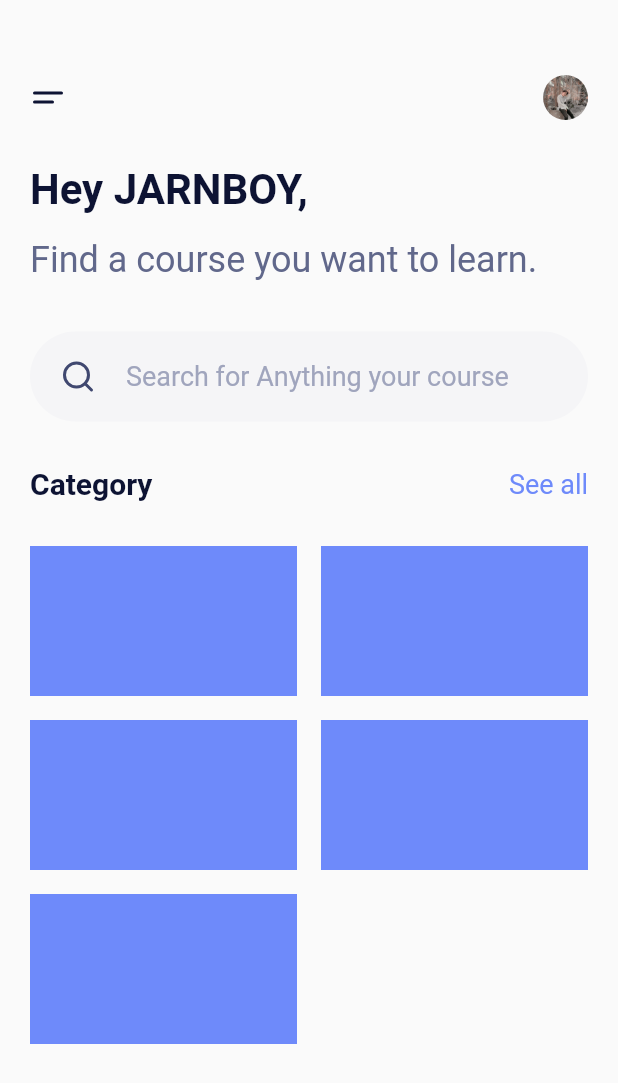
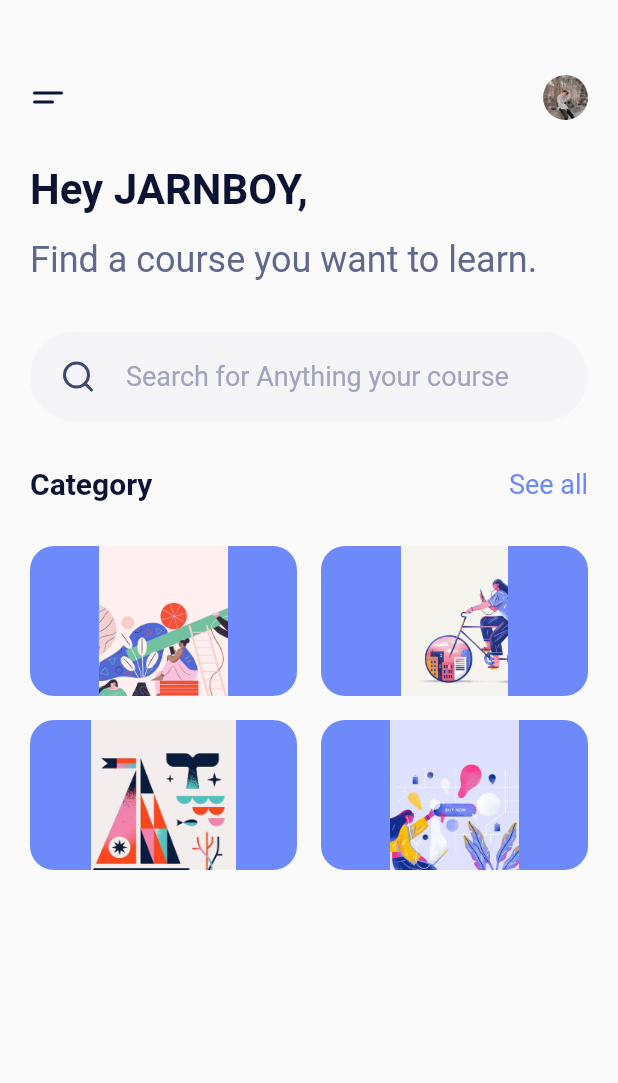
Before and after one commit to JARNBOY/CourseOnlineApp_flutter, a Flutter app: the screen it shows after launch, on a phone screen of 412 x 824 dp. Shown: the top 1083 px of the screen. Run offline on Flutter 3.47's test engine with Material 2 defaults, Android fonts, the phone set to English and light mode, and no system bars; our stand-ins replace flutter_svg.

```diff
--- a/couseonlineapp_flutter/lib/main.dart
+++ b/couseonlineapp_flutter/lib/main.dart
@@ -1,4 +1,5 @@
 import 'package:couseonlineapp_flutter/constants.dart';
+import 'package:couseonlineapp_flutter/model/category.dart';
 import 'package:flutter/material.dart';
 import 'package:flutter_svg/flutter_svg.dart';
 import 'package:flutter_staggered_grid_view/flutter_staggered_grid_view.dart';
@@ -78,13 +79,17 @@ class HomeScreen extends StatelessWidget {
             Expanded(
               child: StaggeredGridView.countBuilder(
                 crossAxisCount: 2,
-                itemCount: 5,
+                itemCount: categories.length,
                 crossAxisSpacing: 16,
                 mainAxisSpacing: 16,
                 itemBuilder: (context, index) {
                   return Container(
                     height: 100,
-                    color: kBlueColor,
+                    decoration: BoxDecoration(
+                        borderRadius: BorderRadius.circular(16),
+                        color: kBlueColor,
+                        image: DecorationImage(
+                            image: AssetImage(categories[index].image))),
                   );
                 },
                 staggeredTileBuilder: (index) => StaggeredTile.fit(1),
```
